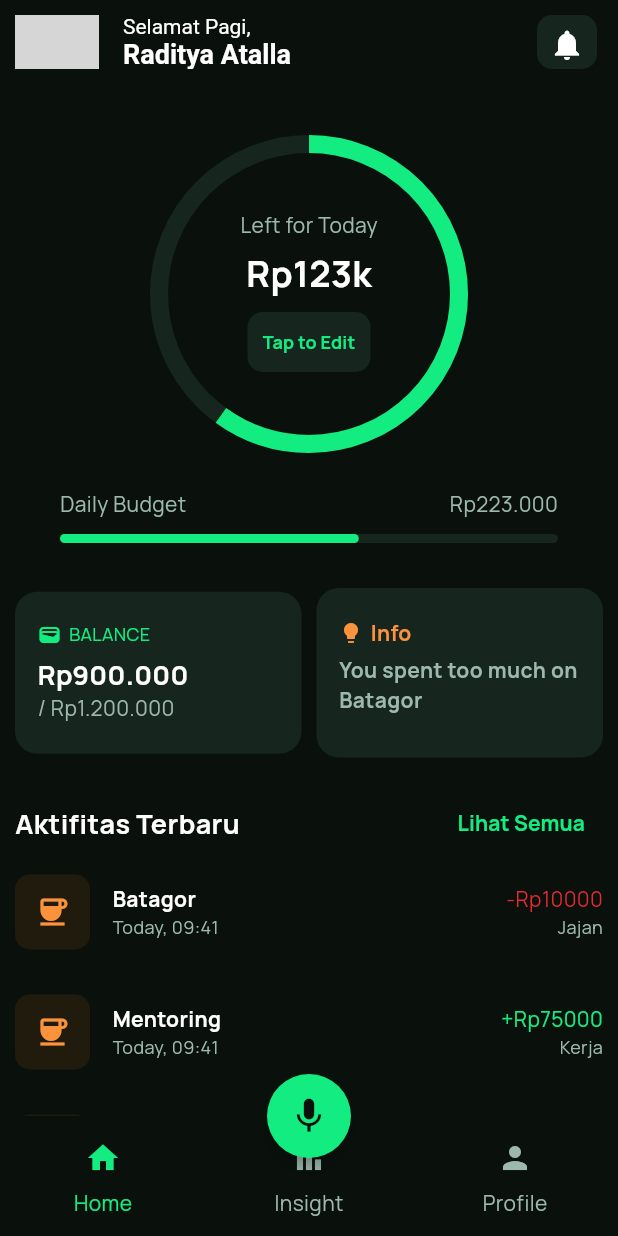
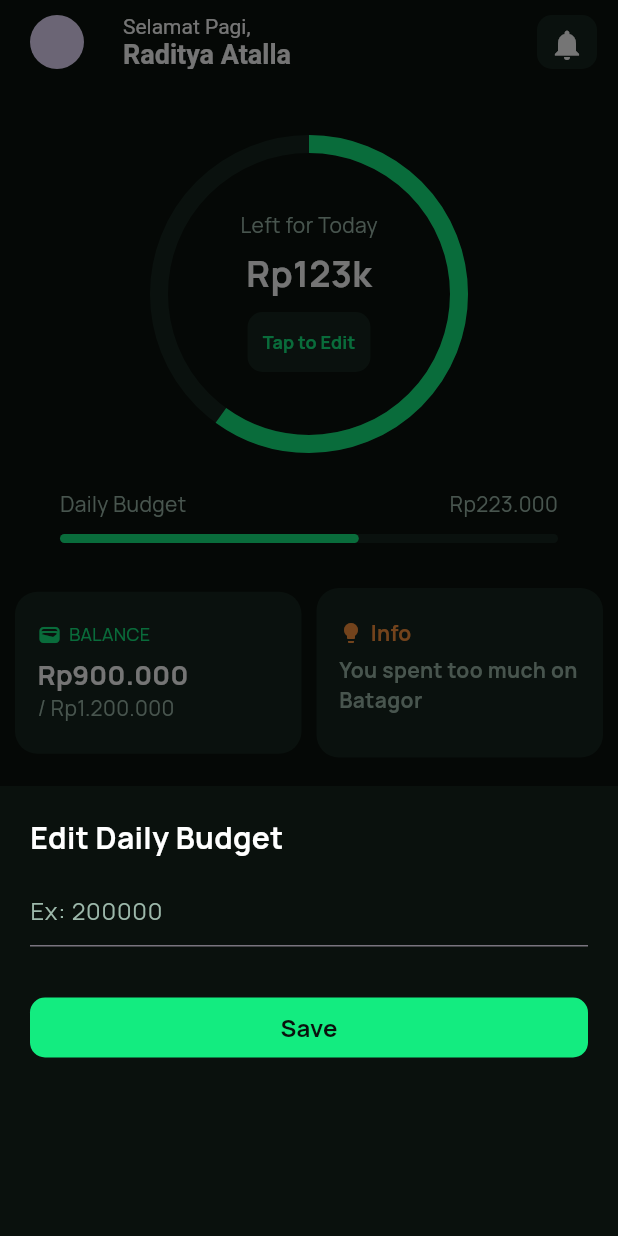
Before and after one commit to RaditAtalla/duition, a Flutter app: the screen it shows after launch, after a tap on "Tap to Edit", on a phone screen of 412 x 824 dp. Run offline on Flutter 3.47's test engine with Material 3 defaults, Android fonts, the phone set to English and light mode, and no system bars; our stand-ins replace get, google_fonts; grey boxes are pictures that could not be loaded.

Commit message:
add edit daily budget bottom modal

```diff
--- a/lib/modules/home/view/home_screen.dart
+++ b/lib/modules/home/view/home_screen.dart
@@ -1,4 +1,5 @@
 import 'package:duition/constants/colors.dart';
+import 'package:duition/widgets/daily_budget_bottom_modal.dart';
 import 'package:duition/widgets/history_card.dart';
 import 'package:flutter/material.dart';
 
@@ -49,7 +50,15 @@
                     ),
                     SizedBox(height: 5),
                     FilledButton(
-                      onPressed: () {},
+                      onPressed: () {
+                        showModalBottomSheet(
+                          isScrollControlled: true,
+                          context: context,
+                          builder: (BuildContext context) {
+                            return DailyBudgetBottomModal();
+                          },
+                        );
+                      },
                       style: FilledButton.styleFrom(
                         padding: EdgeInsets.symmetric(
                           horizontal: 10,
@@ -155,9 +164,7 @@
                         ),
                         Text(
                           "/ Rp1.200.000",
-                          style: TextStyle(
-                            color: AppColors.primaryLight,
-                          ),
+                          style: TextStyle(color: AppColors.primaryLight),
                         ),
                       ],
                     ),
--- /dev/null
+++ b/lib/widgets/daily_budget_bottom_modal.dart
@@ -0,0 +1,57 @@
+import 'package:duition/constants/colors.dart';
+import 'package:flutter/material.dart';
+
+class DailyBudgetBottomModal extends StatelessWidget {
+  const DailyBudgetBottomModal({super.key});
+
+  @override
+  Widget build(BuildContext context) {
+    TextEditingController _controller = TextEditingController();
+
+    return Container(
+      height: 300,
+      padding: const EdgeInsets.all(20),
+      color: AppColors.primaryDark,
+      child: Column(
+        crossAxisAlignment: CrossAxisAlignment.start,
+        children: [
+          Text(
+            "Edit Daily Budget",
+            style: TextStyle(fontWeight: FontWeight.bold, fontSize: 20),
+          ),
+          SizedBox(height: 10),
+          TextField(
+            controller: _controller,
+            cursorColor: AppColors.primary,
+            decoration: InputDecoration(
+              hintText: "Ex: 200000",
+              hintStyle: TextStyle(color: AppColors.primaryLight),
+              focusedBorder: UnderlineInputBorder(
+                borderSide: BorderSide(color: AppColors.primary),
+              ),
+            ),
+          ),
+          SizedBox(height: 30),
+          SizedBox(
+            width: double.infinity,
+            child: FilledButton(
+              onPressed: () {},
+              style: FilledButton.styleFrom(
+                foregroundColor: AppColors.primaryDark,
+                backgroundColor: AppColors.primary,
+                shape: RoundedRectangleBorder(
+                  borderRadius: BorderRadius.circular(10),
+                ),
+              ),
+              child: Text(
+                "Save",
+                style: TextStyle(fontWeight: FontWeight.bold, fontSize: 16),
+              ),
+            ),
+          ),
+        ],
+      ),
+    );
+    ;
+  }
+}
```
